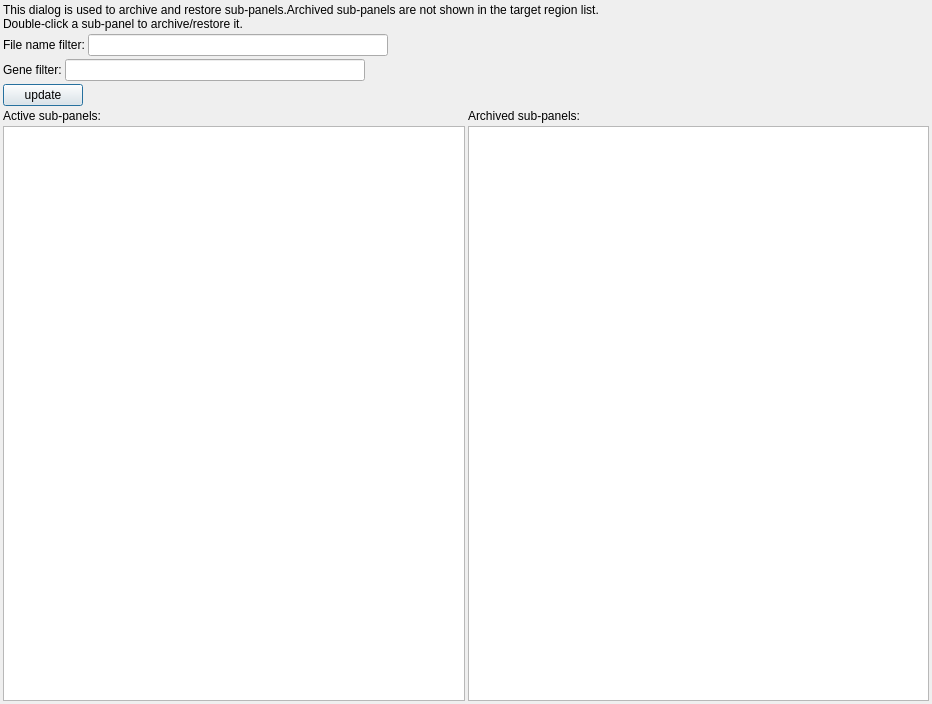
Old version of the form src/GSvar/SubpanelArchiveDialog.ui in the repository imgag/ngs-bits.
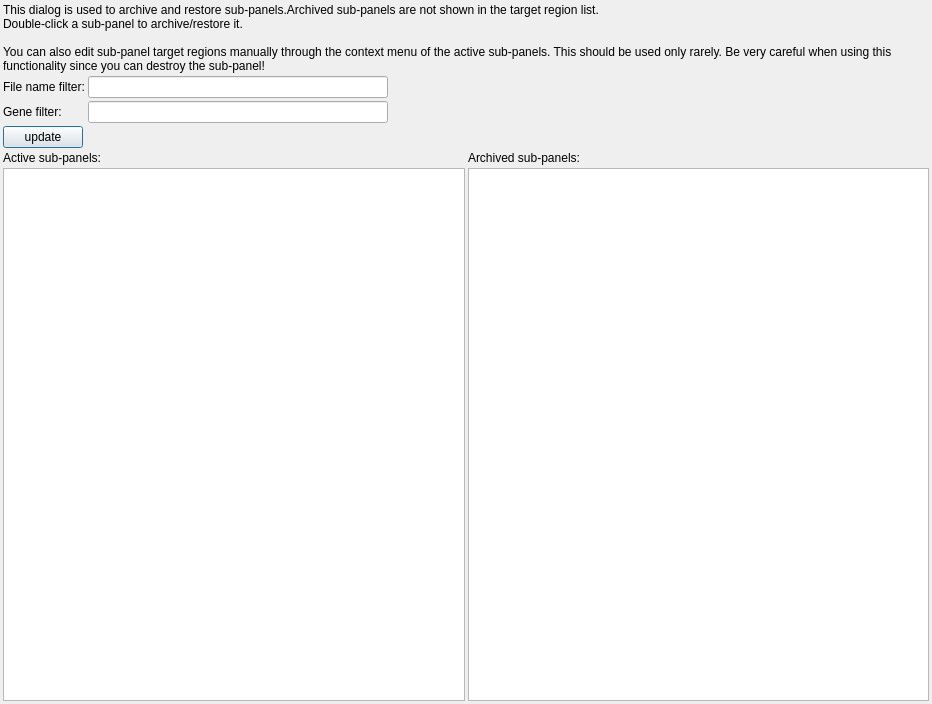
New version of the form. Icons and pictures are not drawn.

Commit message: GSvar: added functionality to manually edit the target region of a sub-panel.

What changed in the file:
```diff
--- a/src/GSvar/SubpanelArchiveDialog.ui
+++ b/src/GSvar/SubpanelArchiveDialog.ui
@@ -32,91 +32,14 @@
    <item row="0" column="0" colspan="2">
     <widget class="QLabel" name="label">
      <property name="text">
-      <string>&lt;html&gt;&lt;head/&gt;&lt;body&gt;&lt;p&gt;This dialog is used to archive and restore sub-panels.Archived sub-panels are not shown in the target region list.&lt;br/&gt;Double-click a sub-panel to archive/restore it.&lt;/p&gt;&lt;/body&gt;&lt;/html&gt;</string>
+      <string>&lt;html&gt;&lt;head/&gt;&lt;body&gt;&lt;p&gt;This dialog is used to archive and restore sub-panels.Archived sub-panels are not shown in the target region list.&lt;br/&gt;Double-click a sub-panel to archive/restore it.&lt;br/&gt;&lt;br/&gt;You can also edit sub-panel target regions manually through the context menu of the active sub-panels. This should be used only rarely. Be very careful when using this functionality since you can destroy the sub-panel!&lt;/p&gt;&lt;/body&gt;&lt;/html&gt;</string>
+     </property>
+     <property name="wordWrap">
+      <bool>true</bool>
      </property>
     </widget>
    </item>
-   <item row="1" column="0" colspan="2">
-    <layout class="QHBoxLayout" name="horizontalLayout">
-     <property name="spacing">
-      <number>3</number>
-     </property>
-     <item>
-      <widget class="QLabel" name="label_5">
-       <property name="text">
-        <string>File name filter:</string>
-       </property>
-      </widget>
-     </item>
-     <item>
-      <widget class="QLineEdit" name="f_filename">
-       <property name="maximumSize">
-        <size>
-         <width>300</width>
-         <height>16777215</height>
-        </size>
-       </property>
-      </widget>
-     </item>
-     <item>
-      <spacer name="horizontalSpacer_2">
-       <property name="orientation">
-        <enum>Qt::Horizontal</enum>
-       </property>
-       <property name="sizeHint" stdset="0">
-        <size>
-         <width>40</width>
-         <height>20</height>
-        </size>
-       </property>
-      </spacer>
-     </item>
-    </layout>
-   </item>
    <item row="2" column="0" colspan="2">
-    <layout class="QHBoxLayout" name="horizontalLayout_3">
-     <property name="spacing">
-      <number>3</number>
-     </property>
-     <item>
-      <widget class="QLabel" name="label_4">
-       <property name="toolTip">
-        <string>Comma-separated list of genes.</string>
-       </property>
-       <property name="text">
-        <string>Gene filter:</string>
-       </property>
-      </widget>
-     </item>
-     <item>
-      <widget class="QLineEdit" name="f_genes">
-       <property name="maximumSize">
-        <size>
-         <width>300</width>
-         <height>16777215</height>
-        </size>
-       </property>
-       <property name="toolTip">
-        <string>&lt;html&gt;&lt;head/&gt;&lt;body&gt;&lt;p&gt;Comma-separated list of genes.&lt;br/&gt;All listed genes have to be contained in the sub-panel.&lt;/p&gt;&lt;/body&gt;&lt;/html&gt;</string>
-       </property>
-      </widget>
-     </item>
-     <item>
-      <spacer name="horizontalSpacer_3">
-       <property name="orientation">
-        <enum>Qt::Horizontal</enum>
-       </property>
-       <property name="sizeHint" stdset="0">
-        <size>
-         <width>40</width>
-         <height>20</height>
-        </size>
-       </property>
-      </spacer>
-     </item>
-    </layout>
-   </item>
-   <item row="3" column="0" colspan="2">
     <layout class="QHBoxLayout" name="horizontalLayout_4">
      <property name="spacing">
       <number>3</number>
@@ -167,6 +90,63 @@
    <item row="5" column="1">
     <widget class="QListWidget" name="list_archive"/>
    </item>
+   <item row="5" column="0">
+    <widget class="QListWidget" name="list_subpanel">
+     <property name="contextMenuPolicy">
+      <enum>Qt::CustomContextMenu</enum>
+     </property>
+    </widget>
+   </item>
+   <item row="1" column="0" colspan="2">
+    <layout class="QFormLayout" name="formLayout">
+     <property name="horizontalSpacing">
+      <number>3</number>
+     </property>
+     <property name="verticalSpacing">
+      <number>3</number>
+     </property>
+     <item row="0" column="0">
+      <widget class="QLabel" name="label_5">
+       <property name="text">
+        <string>File name filter:</string>
+       </property>
+      </widget>
+     </item>
+     <item row="1" column="0">
+      <widget class="QLabel" name="label_4">
+       <property name="toolTip">
+        <string>Comma-separated list of genes.</string>
+       </property>
+       <property name="text">
+        <string>Gene filter:</string>
+       </property>
+      </widget>
+     </item>
+     <item row="0" column="1">
+      <widget class="QLineEdit" name="f_filename">
+       <property name="maximumSize">
+        <size>
+         <width>300</width>
+         <height>16777215</height>
+        </size>
+       </property>
+      </widget>
+     </item>
+     <item row="1" column="1">
+      <widget class="QLineEdit" name="f_genes">
+       <property name="maximumSize">
+        <size>
+         <width>300</width>
+         <height>16777215</height>
+        </size>
+       </property>
+       <property name="toolTip">
+        <string>&lt;html&gt;&lt;head/&gt;&lt;body&gt;&lt;p&gt;Comma-separated list of genes.&lt;br/&gt;All listed genes have to be contained in the sub-panel.&lt;/p&gt;&lt;/body&gt;&lt;/html&gt;</string>
+       </property>
+      </widget>
+     </item>
+    </layout>
+   </item>
   </layout>
  </widget>
  <resources>
```
Left out of the diff: 5 changed lines with no effect on the pictures. The commit also changes 7 other files.
